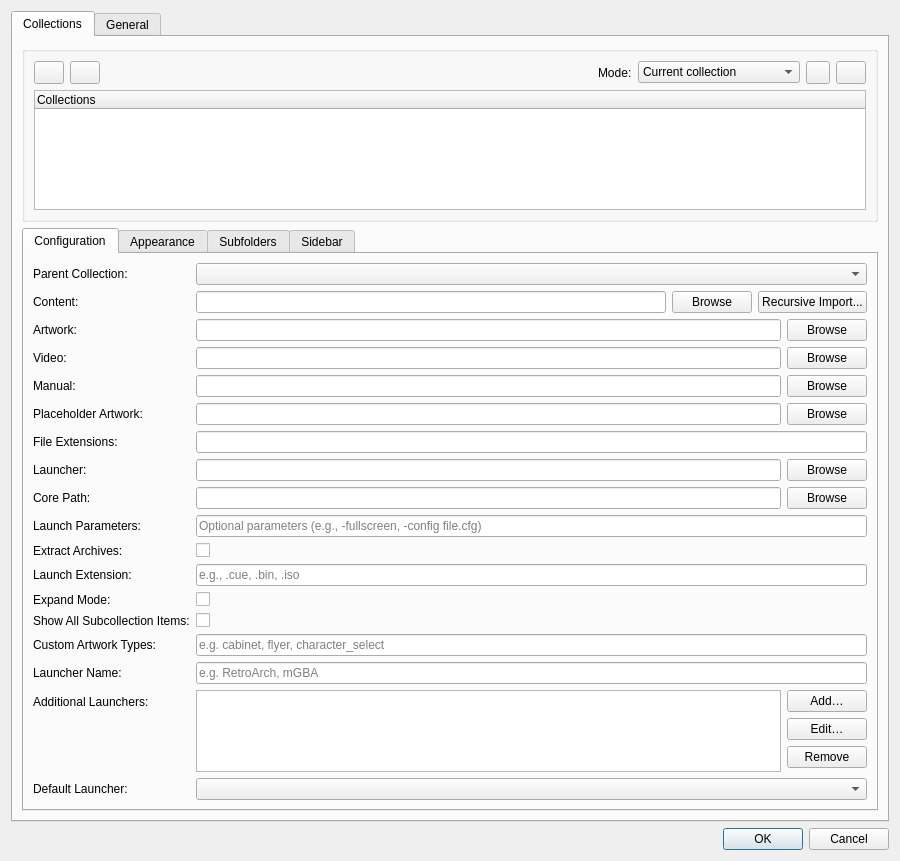
EtherAura/Kartend, file src/ui/dialogs/settingsdialog.ui: the form before one commit.
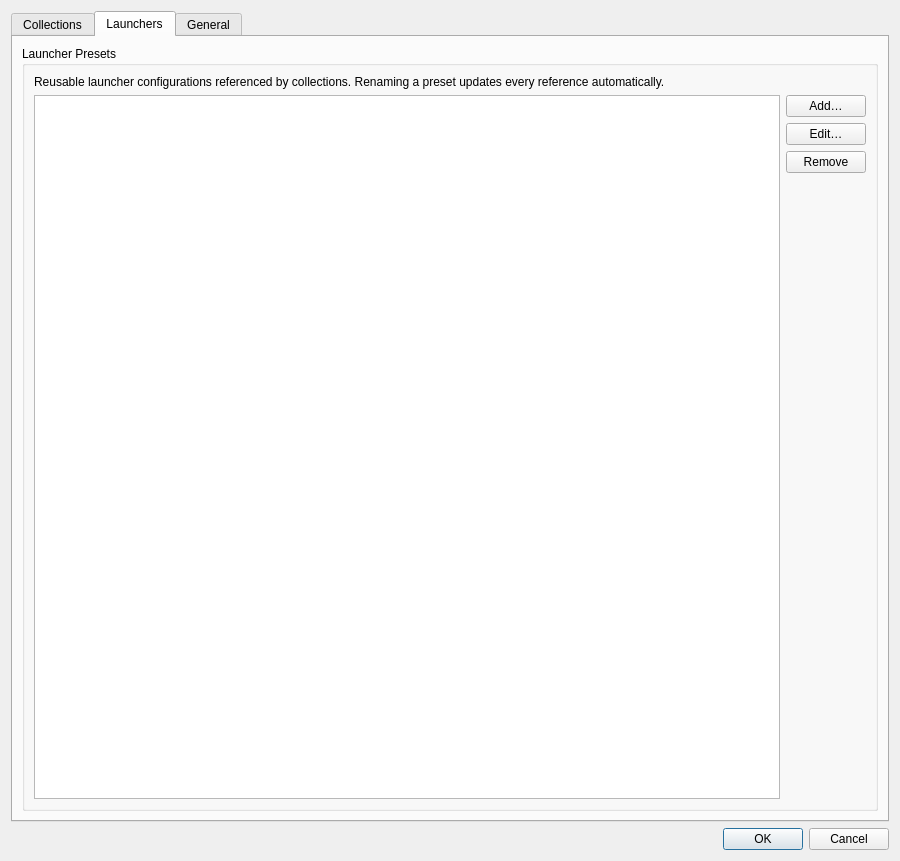
The form after the commit. The open tabs and pages were chosen to show the change. Icons and pictures are not drawn.

Commit message:
feat(launch): global launcher presets [Kartend-p1jd]
Adds a top-level [Launchers] settings section storing reusable launcher
presets, each keyed by a stable UUID id. A collection's launcher entry can
reference a preset via LauncherConfig::presetId; LauncherUtils::resolvePreset
swaps in the preset's fields at launch time so renaming a preset propagates
everywhere automatically. The settings dialog gains a "Launchers" tab that
manages the preset list, and the per-launcher editor grows a "Use preset"
combo that locks the form fields when a preset is picked.

```diff
--- a/src/ui/dialogs/settingsdialog.ui
+++ b/src/ui/dialogs/settingsdialog.ui
@@ -1296,6 +1296,64 @@
        </item>
       </layout>
      </widget>
+     <widget class="QWidget" name="launchersTab">
+      <attribute name="title">
+       <string>Launchers</string>
+      </attribute>
+      <layout class="QVBoxLayout" name="launchersTabLayout">
+       <item>
+        <widget class="QGroupBox" name="launcherPresetsGroupBox">
+         <property name="title">
+          <string>Launcher Presets</string>
+         </property>
+         <layout class="QVBoxLayout" name="launcherPresetsLayout">
+          <item>
+           <widget class="QLabel" name="launcherPresetsHelp">
+            <property name="text">
+             <string>Reusable launcher configurations referenced by collections. Renaming a preset updates every reference automatically.</string>
+            </property>
+            <property name="wordWrap"><bool>true</bool></property>
+           </widget>
+          </item>
+          <item>
+           <layout class="QHBoxLayout" name="launcherPresetsRow">
+            <item>
+             <widget class="QListWidget" name="launcherPresetsList"/>
+            </item>
+            <item>
+             <layout class="QVBoxLayout" name="launcherPresetsButtons">
+              <item>
+               <widget class="QPushButton" name="addLauncherPresetButton">
+                <property name="text"><string>Add…</string></property>
+               </widget>
+              </item>
+              <item>
+               <widget class="QPushButton" name="editLauncherPresetButton">
+                <property name="text"><string>Edit…</string></property>
+               </widget>
+              </item>
+              <item>
+               <widget class="QPushButton" name="removeLauncherPresetButton">
+                <property name="text"><string>Remove</string></property>
+               </widget>
+              </item>
+              <item>
+               <spacer name="launcherPresetsButtonsSpacer">
+                <property name="orientation"><enum>Qt::Orientation::Vertical</enum></property>
+                <property name="sizeHint" stdset="0">
+                 <size><width>20</width><height>40</height></size>
+                </property>
+               </spacer>
+              </item>
+             </layout>
+            </item>
+           </layout>
+          </item>
+         </layout>
+        </widget>
+       </item>
+      </layout>
+     </widget>
      <widget class="QWidget" name="generalTab">
       <attribute name="title">
        <string>General</string>
```
The commit also changes 14 other files.
